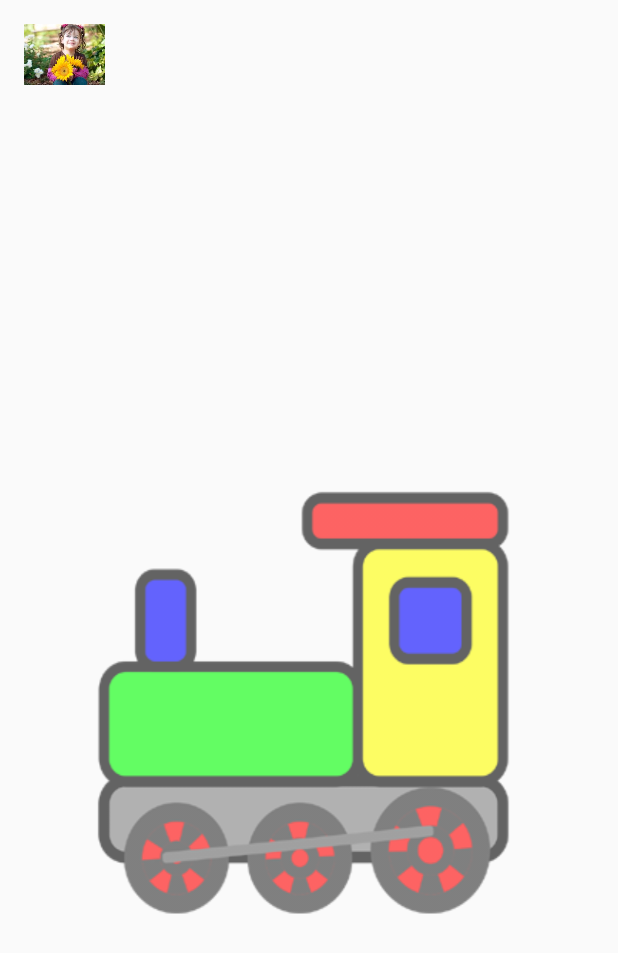
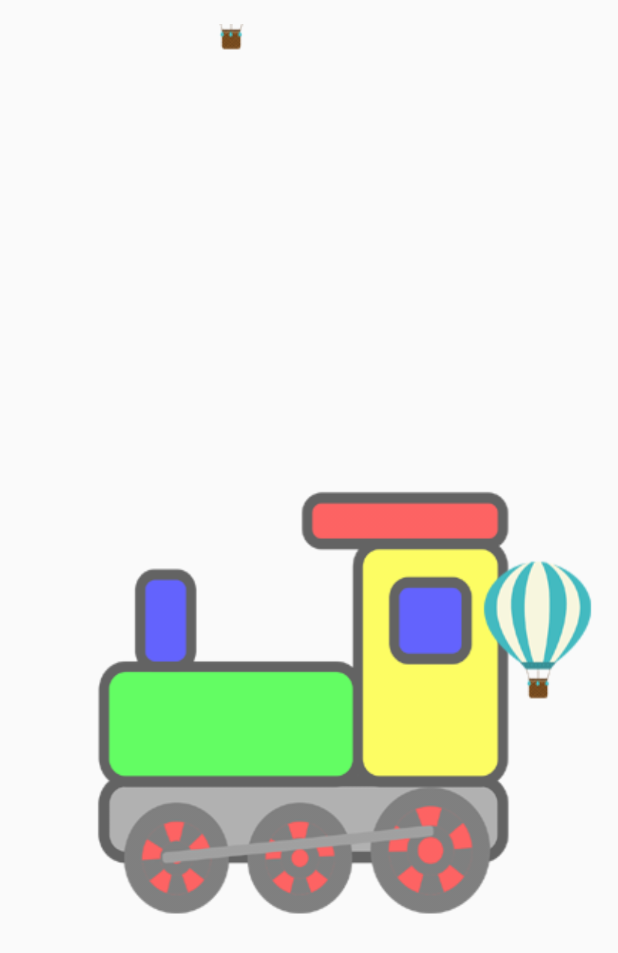
Before and after one commit to Jincy-Anna-Abraham/Sample, an Android app: the screen it shows after launch (MainActivity), on a phone screen of 412 x 824 dp. Shown: the top 953 px of the screen. Run offline under Robolectric (Android 15) with nearby library versions, the phone set to English and light mode, and no system bars.

```diff
--- a/app/src/main/java/com/example/sample/MainActivity.java
+++ b/app/src/main/java/com/example/sample/MainActivity.java
@@ -1,18 +1,18 @@
 package com.example.sample;
 
+import android.animation.ObjectAnimator;
 import android.animation.ValueAnimator;
 import android.graphics.Path;
 import android.graphics.PathMeasure;
 import android.os.Bundle;
 import android.app.Activity;
 import android.graphics.drawable.AnimationDrawable;
-import android.view.View;
 import android.widget.ImageView;
 
 public class MainActivity extends Activity {
 
     private AnimationDrawable frameAnimation;
-    private ImageView frameImageView,imageView;
+    private ImageView frameImageView,imageView,balloonImageView1,balloonImageView2;
 
     @Override
     protected void onCreate(Bundle savedInstanceState) {
@@ -20,21 +20,30 @@ public class MainActivity extends Activity {
         setContentView(R.layout.activity_main);
         initialiseViews();
         setWorld();
-        setAnimation();
+        setBeeAnimation();
     }
 
     private void initialiseViews() {
         imageView = (ImageView)findViewById(R.id.imageView);
+        balloonImageView1 = (ImageView) findViewById(R.id.ballonImageView1);
+        balloonImageView2 = (ImageView) findViewById(R.id.ballonImageView2);
+        frameImageView = (ImageView) findViewById(R.id.imageAnimation);
+        frameAnimation = (AnimationDrawable) frameImageView.getBackground();
     }
 
     private void setWorld() {
-        frameImageView = (ImageView) findViewById(R.id.imageAnimation);
-        frameImageView.setBackgroundResource(R.drawable.frame_animation_list);
-        frameAnimation = (AnimationDrawable) frameImageView.getBackground();
-
+        setBalloonAnimation(balloonImageView1,"y",600.0f,-100.0f,10000);
+        setBalloonAnimation(balloonImageView2,"y",600.0f,-100.0f,8000);
     }
 
-    private void setAnimation() {
+    private void setBalloonAnimation(ImageView imageView,String property,float start,float end,long duration) {
+        ObjectAnimator transAnimation= ObjectAnimator.ofFloat(imageView, property, start, end);
+        transAnimation.setDuration(duration);//set duration
+        transAnimation.setRepeatCount(ValueAnimator.INFINITE);
+        transAnimation.start();
+    }
+
+    private void setBeeAnimation() {
         final Path mPath = new Path();
         mPath.moveTo(0, 0);
         mPath.quadTo(50, -50, 100, 225);
@@ -59,10 +68,10 @@ public class MainActivity extends Activity {
                 imageView.invalidate();
             }
         });
-
-        pathAnimator.setRepeatMode(ValueAnimator.INFINITE);
-        pathAnimator.setDuration(3000);
-        pathAnimator.start();
+//        bee animation code
+//        pathAnimator.setRepeatMode(ValueAnimator.INFINITE);
+//        pathAnimator.setDuration(3000);
+//        pathAnimator.start();
     }
 
     @Override
--- a/app/src/main/res/layout/activity_main.xml
+++ b/app/src/main/res/layout/activity_main.xml
@@ -9,6 +9,7 @@
         android:layout_width="70dp"
         android:layout_height="70dp"
         android:id="@+id/imageView"
+        android:visibility="gone"
         android:src="@drawable/image1"
         android:layout_centerHorizontal="true"
         android:layout_centerVertical="true"
@@ -20,5 +21,26 @@
         android:layout_height="wrap_content"
         android:layout_centerInParent="true"
         android:adjustViewBounds="true"
+        android:background="@drawable/frame_animation_list"
         android:alpha="0.6"/>
+
+    <ImageView
+        android:layout_width="wrap_content"
+        android:layout_height="wrap_content"
+        android:id="@+id/ballonImageView1"
+        android:layout_marginLeft="100dp"
+        android:src="@drawable/balloon"
+        android:layout_alignParentLeft="true"
+        android:layout_alignParentStart="true"
+        android:layout_alignParentBottom="true"/>
+
+    <ImageView
+        android:layout_width="wrap_content"
+        android:layout_height="wrap_content"
+        android:id="@+id/ballonImageView2"
+        android:layout_marginLeft="100dp"
+        android:src="@drawable/balloon"
+        android:layout_alignParentRight="true"
+        android:layout_alignParentEnd="true"
+        android:layout_alignParentBottom="true"/>
 </RelativeLayout>
```
Also changed, not shown: app/src/main/res/drawable/balloon.png (added).
